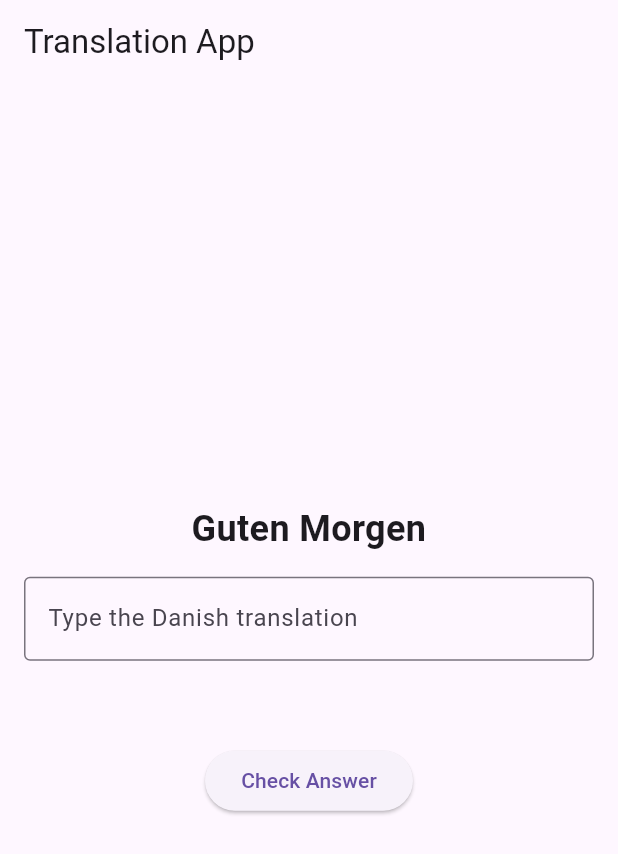
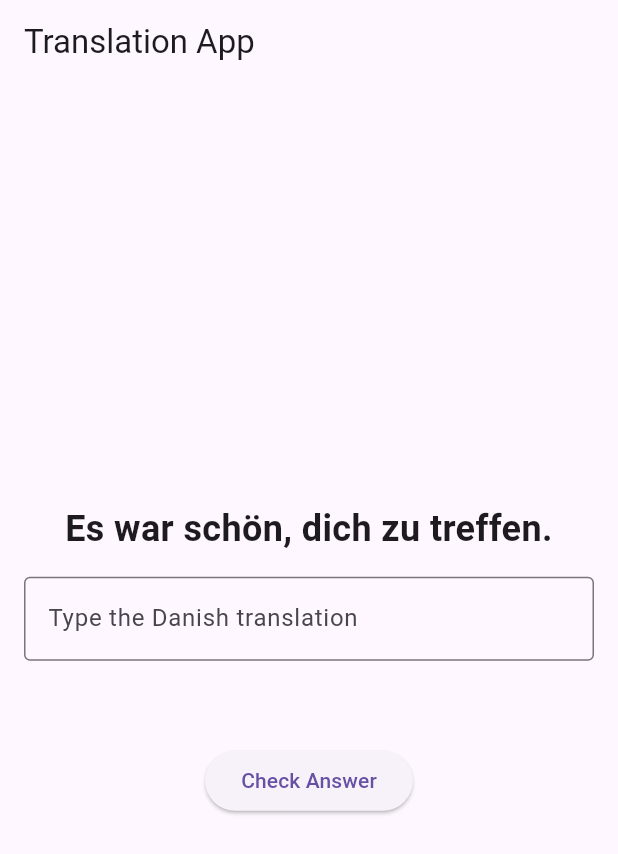
Before and after one commit to ViktorPopp/LearnGerman, a Flutter app: the screen it shows after launch, on a phone screen of 412 x 824 dp. Shown: the top 854 px of the screen. Run offline on Flutter 3.47's test engine with Material 3 defaults, Android fonts, the phone set to English and light mode, and no system bars.

Commit message:
Added real many phrases

```diff
--- a/lib/main.dart
+++ b/lib/main.dart
@@ -1,5 +1,6 @@
 import 'package:flutter/material.dart';
-import 'dart:math';  // Import for tilfældige tal
+import 'dart:math';
+import 'phrases.dart';
 
 void main() => runApp(const MyApp());
 
@@ -26,13 +27,6 @@ class TranslationScreen extends StatefulWidget {
 }
 
 class _TranslationScreenState extends State<TranslationScreen> {
-  // Define a list of German phrases and their Danish translations
-  final List<Map<String, String>> phrases = [
-    {'german': 'Wie geht es dir?', 'danish': 'Hvordan har du det?'},
-    {'german': 'Guten Morgen', 'danish': 'Godmorgen'},
-    {'german': 'Danke schön', 'danish': 'Mange tak'},
-  ];
-
   int currentPhraseIndex = 0;
   TextEditingController _controller = TextEditingController();
   String feedback = '';
@@ -40,13 +34,12 @@ class _TranslationScreenState extends State<TranslationScreen> {
   @override
   void initState() {
     super.initState();
-    _setRandomPhrase();  // Sæt tilfældig sætning ved opstart
+    _setRandomPhrase();
   }
 
-  // Funktion til at vælge en tilfældig sætning
   void _setRandomPhrase() {
     final random = Random();
-    currentPhraseIndex = random.nextInt(phrases.length);  // Vælg et tilfældigt index
+    currentPhraseIndex = random.nextInt(phrases.length);
   }
 
   void checkAnswer() {
--- /dev/null
+++ b/lib/phrases.dart
@@ -0,0 +1,100 @@
+// Define a list of German phrases and their Danish translations
+final List<Map<String, String>> phrases = [
+{'german': 'Wie geht es dir?', 'danish': 'Hvordan har du det?'},
+{'german': 'Guten Morgen!', 'danish': 'Godmorgen!'},
+{'german': 'Wie heißt du?', 'danish': 'Hvad hedder du?'},
+{'german': 'Ich verstehe nicht.', 'danish': 'Jeg forstår ikke.'},
+{'german': 'Kommst du mit?', 'danish': 'Kommer du med?'},
+{'german': 'Hast du Zeit?', 'danish': 'Har du tid?'},
+{'german': 'Was machst du heute?', 'danish': 'Hvad laver du i dag?'},
+{'german': 'Ich habe keine Ahnung.', 'danish': 'Jeg har ingen idé.'},
+{'german': 'Entschuldigung, wo ist die Toilette?', 'danish': 'Undskyld, hvor er toilettet?'},
+{'german': 'Wie spät ist es?', 'danish': 'Hvad tid er det?'},
+{'german': 'Ich bin müde.', 'danish': 'Jeg er træt.'},
+{'german': 'Ich bin hungrig.', 'danish': 'Jeg er sulten.'},
+{'german': 'Hast du Hunger?', 'danish': 'Er du sulten?'},
+{'german': 'Was möchtest du essen?', 'danish': 'Hvad vil du spise?'},
+{'german': 'Es ist zu spät.', 'danish': 'Det er for sent.'},
+{'german': 'Wann kommst du zurück?', 'danish': 'Hvornår kommer du tilbage?'},
+{'german': 'Ich habe Durst.', 'danish': 'Jeg er tørstig.'},
+{'german': 'Kannst du mir helfen?', 'danish': 'Kan du hjælpe mig?'},
+{'german': 'Ich habe es vergessen.', 'danish': 'Jeg har glemt det.'},
+{'german': 'Hast du einen Moment?', 'danish': 'Har du et øjeblik?'},
+{'german': 'Ich bin gleich zurück.', 'danish': 'Jeg er snart tilbage.'},
+{'german': 'Bist du sicher?', 'danish': 'Er du sikker?'},
+{'german': 'Kann ich dir etwas bringen?', 'danish': 'Kan jeg hente noget til dig?'},
+{'german': 'Wann hast du Feierabend?', 'danish': 'Hvornår har du fri?'},
+{'german': 'Was machst du am Wochenende?', 'danish': 'Hvad laver du i weekenden?'},
+{'german': 'Ich muss gehen.', 'danish': 'Jeg må gå.'},
+{'german': 'Was willst du tun?', 'danish': 'Hvad vil du gøre?'},
+{'german': 'Es tut mir leid.', 'danish': 'Jeg er ked af det.'},
+{'german': 'Kannst du das wiederholen?', 'danish': 'Kan du gentage det?'},
+{'german': 'Kommst du mit zum Essen?', 'danish': 'Kommer du med til at spise?'},
+{'german': 'Woher kommst du?', 'danish': 'Hvor kommer du fra?'},
+{'german': 'Ich habe keine Zeit.', 'danish': 'Jeg har ikke tid.'},
+{'german': 'Wir sehen uns später.', 'danish': 'Vi ses senere.'},
+{'german': 'Was ist los?', 'danish': 'Hvad sker der?'},
+{'german': 'Ich freue mich darauf.', 'danish': 'Jeg ser frem til det.'},
+{'german': 'Wie lange bleibst du?', 'danish': 'Hvor længe bliver du?'},
+{'german': 'Kann ich dir helfen?', 'danish': 'Kan jeg hjælpe dig?'},
+{'german': 'Wo bist du?', 'danish': 'Hvor er du?'},
+{'german': 'Ich bin beschäftigt.', 'danish': 'Jeg er travl.'},
+{'german': 'Hast du das gesehen?', 'danish': 'Så du det?'},
+{'german': 'Ich habe keine Lust.', 'danish': 'Jeg har ikke lyst.'},
+{'german': 'Hast du einen Plan?', 'danish': 'Har du en plan?'},
+{'german': 'Wann beginnt der Film?', 'danish': 'Hvornår begynder filmen?'},
+{'german': 'Ich habe keine Idee.', 'danish': 'Jeg har ingen idé.'},
+{'german': 'Das ist interessant.', 'danish': 'Det er interessant.'},
+{'german': 'Was ist dein Lieblingsessen?', 'danish': 'Hvad er din yndlingsmad?'},
+{'german': 'Ich bin froh, dich zu sehen.', 'danish': 'Jeg er glad for at se dig.'},
+{'german': 'Ich bin gerade unterwegs.', 'danish': 'Jeg er på vej.'},
+{'german': 'Wir können später sprechen.', 'danish': 'Vi kan tale senere.'},
+{'german': 'Was möchtest du trinken?', 'danish': 'Hvad vil du drikke?'},
+{'german': 'Es ist sehr kalt draußen.', 'danish': 'Det er meget koldt udenfor.'},
+{'german': 'Ich bin sehr müde.', 'danish': 'Jeg er meget træt.'},
+{'german': 'Es geht mir gut.', 'danish': 'Jeg har det godt.'},
+{'german': 'Ich bin hungrig und müde.', 'danish': 'Jeg er sulten og træt.'},
+{'german': 'Kannst du mir sagen, wo es ist?', 'danish': 'Kan du sige mig, hvor det er?'},
+{'german': 'Ich brauche eine Pause.', 'danish': 'Jeg har brug for en pause.'},
+{'german': 'Es ist nicht weit von hier.', 'danish': 'Det er ikke langt herfra.'},
+{'german': 'Ich habe es nicht gewusst.', 'danish': 'Jeg vidste det ikke.'},
+{'german': 'Wie viel kostet das?', 'danish': 'Hvor meget koster det?'},
+{'german': 'Wann hast du Geburtstag?', 'danish': 'Hvornår har du fødselsdag?'},
+{'german': 'Das ist eine gute Idee.', 'danish': 'Det er en god idé.'},
+{'german': 'Ich habe es schon gemacht.', 'danish': 'Jeg har allerede gjort det.'},
+{'german': 'Wie lange dauert das?', 'danish': 'Hvor lang tid tager det?'},
+{'german': 'Ich habe es vergessen.', 'danish': 'Jeg har glemt det.'},
+{'german': 'Kannst du mir das erklären?', 'danish': 'Kan du forklare det for mig?'},
+{'german': 'Ich bin froh, dass du da bist.', 'danish': 'Jeg er glad for, at du er her.'},
+{'german': 'Hast du morgen Zeit?', 'danish': 'Har du tid i morgen?'},
+{'german': 'Das ist kein Problem.', 'danish': 'Det er ikke noget problem.'},
+{'german': 'Ich muss nach Hause.', 'danish': 'Jeg skal hjem.'},
+{'german': 'Es ist mir egal.', 'danish': 'Det er mig ligegyldigt.'},
+{'german': 'Wie war dein Tag?', 'danish': 'Hvordan var din dag?'},
+{'german': 'Ich bin nicht sicher.', 'danish': 'Jeg er ikke sikker.'},
+{'german': 'Das ist sehr nett von dir.', 'danish': 'Det er meget venligt af dig.'},
+{'german': 'Wie kann ich dir helfen?', 'danish': 'Hvordan kan jeg hjælpe dig?'},
+{'german': 'Ich bin zu spät.', 'danish': 'Jeg er for sent på den.'},
+{'german': 'Es ist alles in Ordnung.', 'danish': 'Det er alt i orden.'},
+{'german': 'Ich habe etwas für dich.', 'danish': 'Jeg har noget til dig.'},
+{'german': 'Das ist sehr teuer.', 'danish': 'Det er meget dyrt.'},
+{'german': 'Ich warte auf dich.', 'danish': 'Jeg venter på dig.'},
+{'german': 'Es ist viel zu tun.', 'danish': 'Der er meget at gøre.'},
+{'german': 'Kann ich dir etwas helfen?', 'danish': 'Kan jeg hjælpe dig med noget?'},
+{'german': 'Hast du eine Idee?', 'danish': 'Har du en idé?'},
+{'german': 'Ich werde es probieren.', 'danish': 'Jeg vil prøve.'},
+{'german': 'Es war schön, dich zu treffen.', 'danish': 'Det var rart at møde dig.'},
+{'german': 'Ich bin hungrig und müde.', 'danish': 'Jeg er sulten og træt.'},
+{'german': 'Es tut mir leid für dich.', 'danish': 'Jeg er ked af det for dig.'},
+{'german': 'Ich bin froh, dich kennenzulernen.', 'danish': 'Jeg er glad for at møde dig.'},
+{'german': 'Das ist wirklich schön.', 'danish': 'Det er virkelig smukt.'},
+{'german': 'Lass uns zusammen gehen.', 'danish': 'Lad os gå sammen.'},
+{'german': 'Ich muss jetzt gehen.', 'danish': 'Jeg må gå nu.'},
+{'german': 'Kannst du mir helfen, das zu finden?', 'danish': 'Kan du hjælpe mig med at finde det?'},
+{'german': 'Ich möchte etwas essen.', 'danish': 'Jeg vil gerne spise noget.'},
+{'german': 'Wie war das Wochenende?', 'danish': 'Hvordan var weekenden?'},
+{'german': 'Ich habe keine Lust, heute rauszugehen.', 'danish': 'Jeg har ikke lyst til at gå ud i dag.'},
+{'german': 'Kommst du zur Party?', 'danish': 'Kommer du til festen?'},
+{'german': 'Ich muss das sofort erledigen.', 'danish': 'Jeg skal ordne det med det samme.'},
+{'german': 'Das macht Spaß!', 'danish': 'Det er sjovt!'},
+];
```
